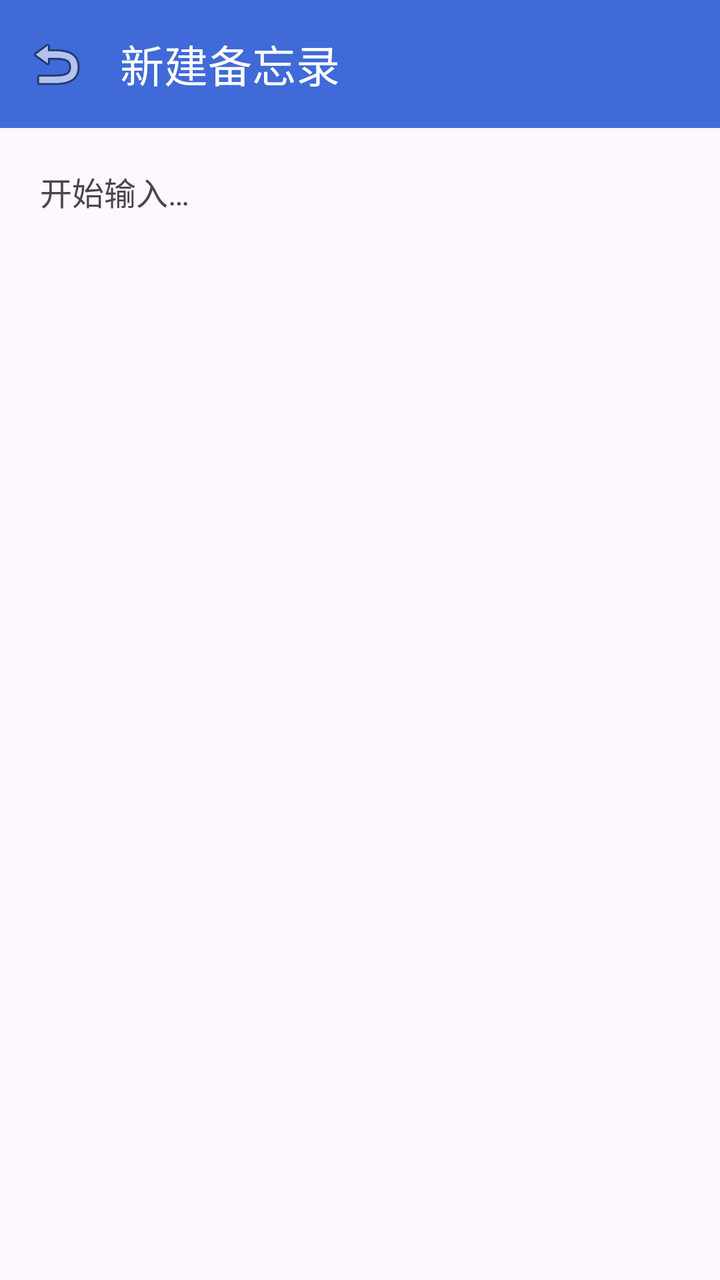
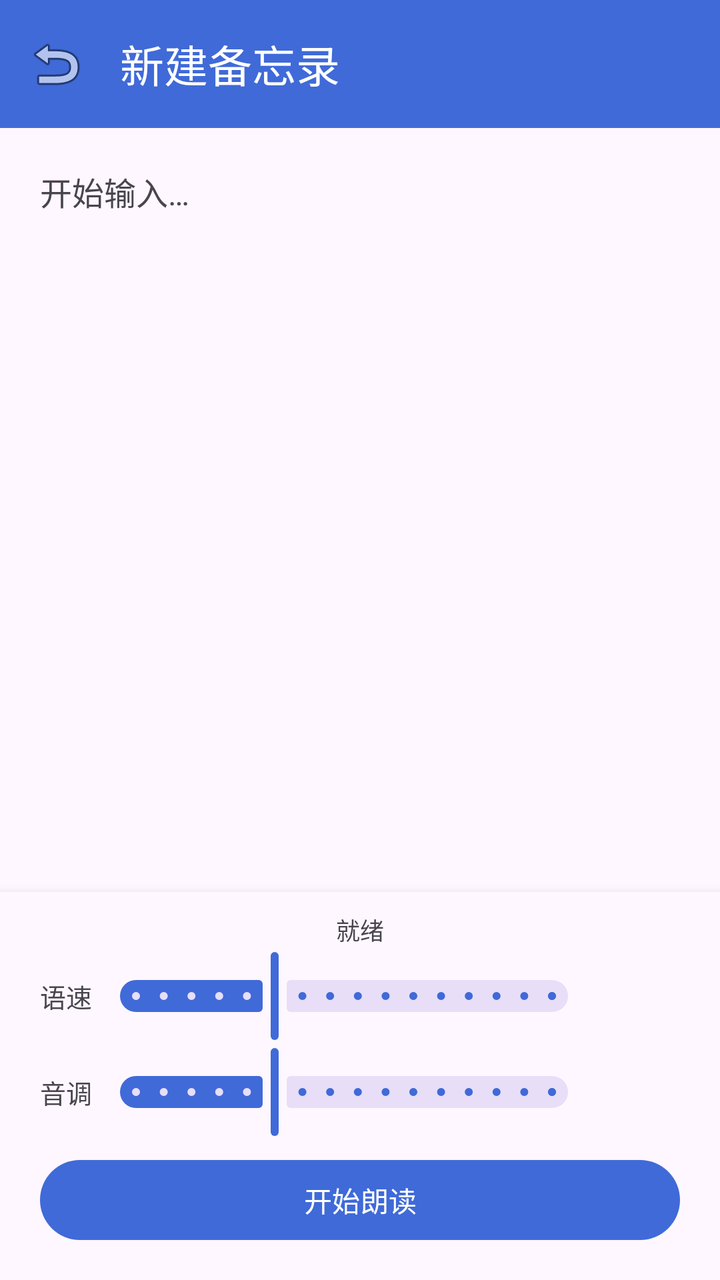

The first picture is an Android layout as it rendered before a commit; the second is the same layout after the commit. The layout source and the unified diff follow.
<!-- AndroidManifest.xml: application theme Theme.MemoApp -->
<!-- res/layout/activity_memo_detail.xml -->
<?xml version="1.0" encoding="utf-8"?>
<androidx.coordinatorlayout.widget.CoordinatorLayout
    xmlns:android="http://schemas.android.com/apk/res/android"
    xmlns:app="http://schemas.android.com/apk/res-auto"
    android:layout_width="match_parent"
    android:layout_height="match_parent">

    <com.google.android.material.appbar.AppBarLayout
        android:layout_width="match_parent"
        android:layout_height="wrap_content">

        <com.google.android.material.appbar.MaterialToolbar
            android:id="@+id/toolbar"
            android:layout_width="match_parent"
            android:layout_height="?attr/actionBarSize"
            android:background="?attr/colorPrimary"
            app:navigationIcon="@android:drawable/ic_menu_revert"
            app:title="@string/title_new_memo"
            app:titleTextColor="@android:color/white" />

    </com.google.android.material.appbar.AppBarLayout>

    <EditText
        android:id="@+id/etContent"
        android:layout_width="match_parent"
        android:layout_height="match_parent"
        android:background="@null"
        android:gravity="top|start"
        android:hint="@string/hint_content"
        android:importantForAutofill="no"
        android:inputType="textMultiLine|textCapSentences"
        android:padding="20dp"
        android:scrollbars="vertical"
        android:textColor="?android:attr/textColorPrimary"
        android:textColorHint="?android:attr/textColorSecondary"
        android:textSize="16sp"
        app:layout_behavior="@string/appbar_scrolling_view_behavior" />

</androidx.coordinatorlayout.widget.CoordinatorLayout>
<!-- resources referenced by this layout -->
<resources>
  <string name="hint_content">开始输入…</string>
  <string name="title_new_memo">新建备忘录</string>
  <style name="Theme.MemoApp" parent="Theme.Material3.DayNight.NoActionBar">
          <item name="colorPrimary">@color/primary</item>
          <item name="colorOnPrimary">@android:color/white</item>
      </style>
  <color name="primary">#FF3F6AD8</color>
</resources>

<!-- the commit's change to res/layout/activity_memo_detail.xml (unified diff, before → after) -->
@@ -1,39 +1,147 @@
 <?xml version="1.0" encoding="utf-8"?>
-<androidx.coordinatorlayout.widget.CoordinatorLayout
+<androidx.constraintlayout.widget.ConstraintLayout
     xmlns:android="http://schemas.android.com/apk/res/android"
     xmlns:app="http://schemas.android.com/apk/res-auto"
     android:layout_width="match_parent"
     android:layout_height="match_parent">
 
-    <com.google.android.material.appbar.AppBarLayout
-        android:layout_width="match_parent"
-        android:layout_height="wrap_content">
+    <com.google.android.material.appbar.MaterialToolbar
+        android:id="@+id/toolbar"
+        android:layout_width="0dp"
+        android:layout_height="?attr/actionBarSize"
+        android:background="?attr/colorPrimary"
+        app:layout_constraintEnd_toEndOf="parent"
+        app:layout_constraintStart_toStartOf="parent"
+        app:layout_constraintTop_toTopOf="parent"
+        app:navigationIcon="@android:drawable/ic_menu_revert"
+        app:title="@string/title_new_memo"
+        app:titleTextColor="@android:color/white" />
 
-        <com.google.android.material.appbar.MaterialToolbar
-            android:id="@+id/toolbar"
+    <ScrollView
+        android:id="@+id/scrollContent"
+        android:layout_width="0dp"
+        android:layout_height="0dp"
+        android:fillViewport="true"
+        app:layout_constraintBottom_toTopOf="@id/panelPlayback"
+        app:layout_constraintEnd_toEndOf="parent"
+        app:layout_constraintStart_toStartOf="parent"
+        app:layout_constraintTop_toBottomOf="@id/toolbar">
+
+        <EditText
+            android:id="@+id/etContent"
             android:layout_width="match_parent"
-            android:layout_height="?attr/actionBarSize"
-            android:background="?attr/colorPrimary"
-            app:navigationIcon="@android:drawable/ic_menu_revert"
-            app:title="@string/title_new_memo"
-            app:titleTextColor="@android:color/white" />
+            android:layout_height="wrap_content"
+            android:background="@null"
+            android:gravity="top|start"
+            android:hint="@string/hint_content"
+            android:importantForAutofill="no"
+            android:inputType="textMultiLine|textCapSentences"
+            android:minHeight="200dp"
+            android:padding="20dp"
+            android:textColor="?android:attr/textColorPrimary"
+            android:textColorHint="?android:attr/textColorSecondary"
+            android:textSize="16sp" />
 
-    </com.google.android.material.appbar.AppBarLayout>
+    </ScrollView>
 
-    <EditText
-        android:id="@+id/etContent"
-        android:layout_width="match_parent"
-        android:layout_height="match_parent"
-        android:background="@null"
-        android:gravity="top|start"
-        android:hint="@string/hint_content"
-        android:importantForAutofill="no"
-        android:inputType="textMultiLine|textCapSentences"
-        android:padding="20dp"
-        android:scrollbars="vertical"
-        android:textColor="?android:attr/textColorPrimary"
-        android:textColorHint="?android:attr/textColorSecondary"
-        android:textSize="16sp"
-        app:layout_behavior="@string/appbar_scrolling_view_behavior" />
+    
+    <LinearLayout
+        android:id="@+id/panelPlayback"
+        android:layout_width="0dp"
+        android:layout_height="wrap_content"
+        android:background="?attr/colorSurface"
+        android:elevation="8dp"
+        android:orientation="vertical"
+        android:paddingHorizontal="20dp"
+        android:paddingTop="10dp"
+        android:paddingBottom="16dp"
+        app:layout_constraintBottom_toBottomOf="parent"
+        app:layout_constraintEnd_toEndOf="parent"
+        app:layout_constraintStart_toStartOf="parent">
 
-</androidx.coordinatorlayout.widget.CoordinatorLayout>
+        <TextView
+            android:id="@+id/tvStatus"
+            android:layout_width="match_parent"
+            android:layout_height="wrap_content"
+            android:gravity="center"
+            android:minHeight="18dp"
+            android:text="@string/status_idle"
+            android:textColor="?android:attr/textColorSecondary"
+            android:textSize="12sp" />
+
+        <LinearLayout
+            android:layout_width="match_parent"
+            android:layout_height="wrap_content"
+            android:orientation="horizontal">
+
+            <TextView
+                android:layout_width="wrap_content"
+                android:layout_height="wrap_content"
+                android:layout_gravity="center_vertical"
+                android:text="@string/label_speed_short"
+                android:textSize="13sp" />
+
+            <com.google.android.material.slider.Slider
+                android:id="@+id/sliderSpeed"
+                android:layout_width="0dp"
+                android:layout_height="wrap_content"
+                android:layout_weight="1"
+                android:stepSize="0.1"
+                android:value="1.0"
+                android:valueFrom="0.5"
+                android:valueTo="2.0" />
+
+            <TextView
+                android:id="@+id/tvSpeedValue"
+                android:layout_width="wrap_content"
+                android:layout_height="wrap_content"
+                android:layout_gravity="center_vertical"
+                android:minWidth="42dp"
+                android:gravity="end"
+                android:textSize="13sp" />
+
+        </LinearLayout>
+
+        <LinearLayout
+            android:layout_width="match_parent"
+            android:layout_height="wrap_content"
+            android:orientation="horizontal">
+
+            <TextView
+                android:layout_width="wrap_content"
+                android:layout_height="wrap_content"
+                android:layout_gravity="center_vertical"
+                android:text="@string/label_pitch_short"
+                android:textSize="13sp" />
+
+            <com.google.android.material.slider.Slider
+                android:id="@+id/sliderPitch"
+                android:layout_width="0dp"
+                android:layout_height="wrap_content"
+                android:layout_weight="1"
+                android:stepSize="0.1"
+                android:value="1.0"
+                android:valueFrom="0.5"
+                android:valueTo="2.0" />
+
+            <TextView
+                android:id="@+id/tvPitchValue"
+                android:layout_width="wrap_content"
+                android:layout_height="wrap_content"
+                android:layout_gravity="center_vertical"
+                android:minWidth="42dp"
+                android:gravity="end"
+                android:textSize="13sp" />
+
+        </LinearLayout>
+
+        <com.google.android.material.button.MaterialButton
+            android:id="@+id/btnPlayPause"
+            android:layout_width="match_parent"
+            android:layout_height="wrap_content"
+            android:layout_marginTop="6dp"
+            android:text="@string/btn_play" />
+
+    </LinearLayout>
+
+</androidx.constraintlayout.widget.ConstraintLayout>
<!-- resource entries referenced after the edit -->
@@ -1,6 +1,10 @@
 <!-- resources referenced by this layout -->
 <resources>
+  <string name="btn_play">开始朗读</string>
   <string name="hint_content">开始输入…</string>
+  <string name="label_pitch_short">音调</string>
+  <string name="label_speed_short">语速</string>
+  <string name="status_idle">就绪</string>
   <string name="title_new_memo">新建备忘录</string>
   <style name="Theme.MemoApp" parent="Theme.Material3.DayNight.NoActionBar">
           <item name="colorPrimary">@color/primary</item>
